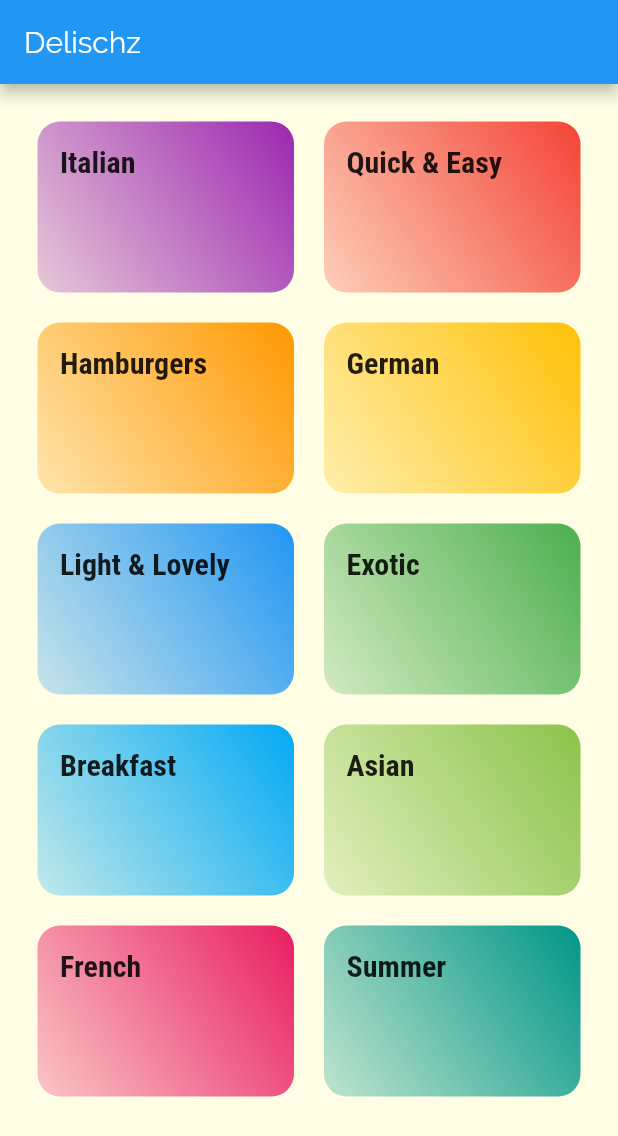
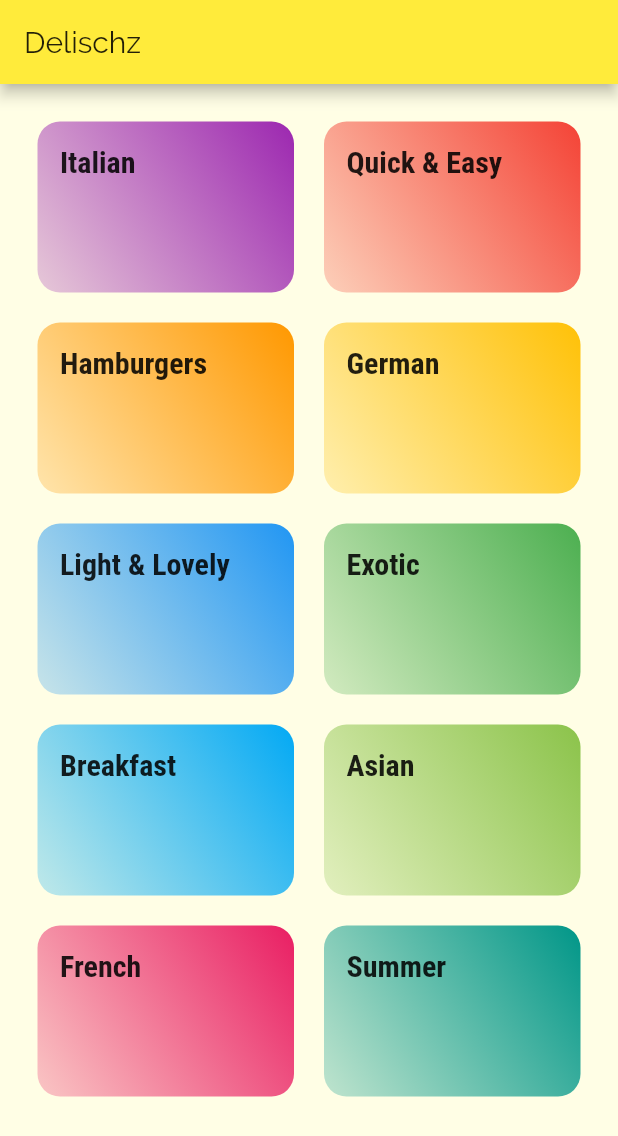
Before and after one commit to dinodzakmic/Meals-App, a Flutter app: the screen it shows after launch, on a phone screen of 412 x 824 dp. Shown: the top 1136 px of the screen. Run offline on Flutter 3.47's test engine with Material 2 defaults, Android fonts, the phone set to English and light mode, and no system bars.

```diff
--- a/lib/categories_screen.dart
+++ b/lib/categories_screen.dart
@@ -14,6 +14,7 @@ class CategoriesScreen extends StatelessWidget {
         padding: const EdgeInsets.all(25),
         children: DUMMY_CATEGORIES
             .map((catData) => CategoryItem(
+                  id: catData.id,
                   title: catData.title,
                   color: catData.color,
                 ))
--- a/lib/category_item.dart
+++ b/lib/category_item.dart
@@ -1,14 +1,25 @@
 import 'package:flutter/material.dart';
 
 class CategoryItem extends StatelessWidget {
+  final String id;
   final String title;
   final Color color;
 
-  const CategoryItem({this.title, this.color});
+  const CategoryItem({this.id, this.title, this.color});
+
+  void selectCategory(BuildContext ctx) {
+    Navigator.of(ctx).pushNamed('category-meals', arguments: {
+      'id': id,
+      'title': title,
+    });
+  }
 
   @override
   Widget build(BuildContext context) {
-    return Container(
+    return InkWell(
+      splashColor: Theme.of(context).primaryColor,
+      borderRadius: BorderRadius.circular(15),
+      child: Container(
         padding: const EdgeInsets.all(15),
         child: Text(
           title,
@@ -23,6 +34,8 @@ class CategoryItem extends StatelessWidget {
           ], begin: Alignment.bottomLeft, end: Alignment.topRight),
           borderRadius: BorderRadius.circular(15),
         ),
+      ),
+      onTap: () => selectCategory(context),
     );
   }
 }
--- a/lib/main.dart
+++ b/lib/main.dart
@@ -1,6 +1,7 @@
 import 'package:flutter/material.dart';
 
 import './categories_screen.dart';
+import './category_meals_screen.dart';
 
 void main() => runApp(MyApp());
 
@@ -10,7 +11,7 @@ class MyApp extends StatelessWidget {
     return MaterialApp(
         title: 'Delischz',
         theme: ThemeData(
-          primarySwatch: Colors.blue,
+            primarySwatch: Colors.yellow,
             canvasColor: Color.fromRGBO(255, 254, 229, 1),
             fontFamily: 'Raleway',
             textTheme: ThemeData.light().textTheme.copyWith(
@@ -22,6 +23,6 @@ class MyApp extends StatelessWidget {
                   fontWeight: FontWeight.bold,
                 ))),
         home: CategoriesScreen(),
-    );
+        routes: {'category-meals': (context) => CategoryMealsScreen()});
   }
 }
```
Also changed, not shown: lib/category_meals_screen.dart (added, +21 -0 lines). Lines whose indentation alone changed are shown as unchanged.
